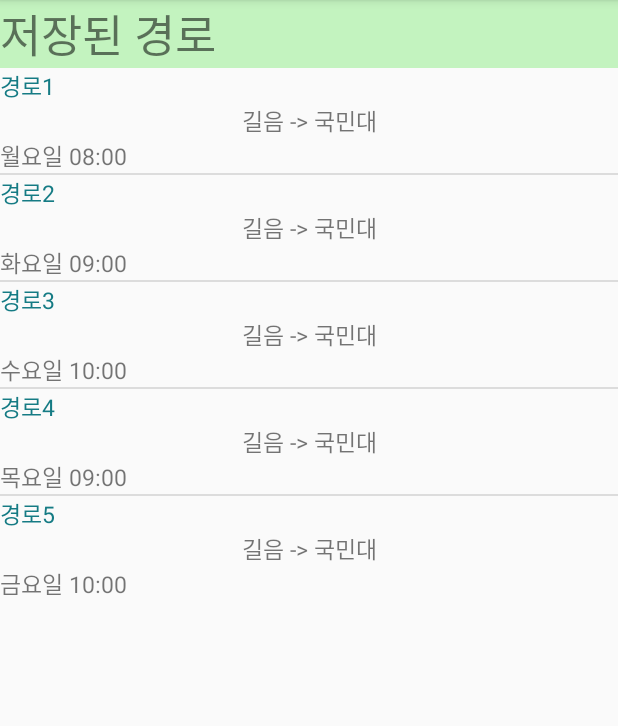
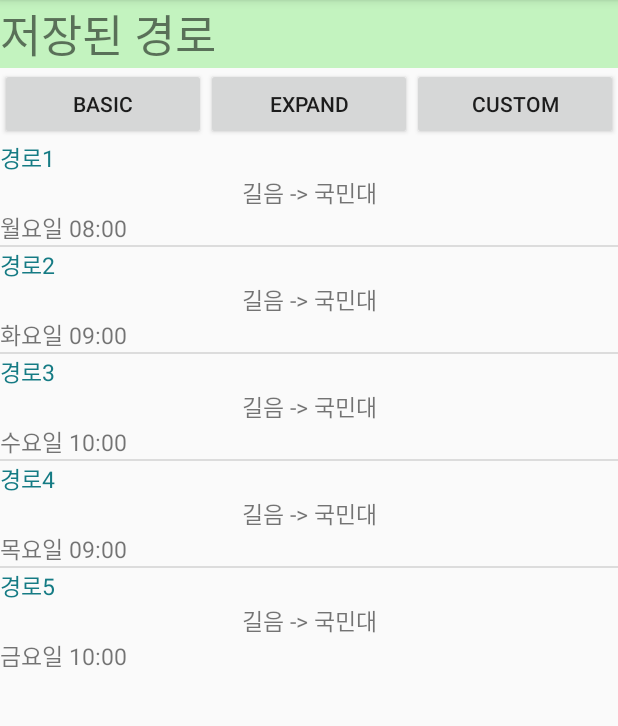
Before and after one commit to royeom/hodadak, an Android app: the screen it shows after launch (MainActivity), on a phone screen of 412 x 824 dp, the part 84-810 px from its top. Run offline under Robolectric (Android 15) with nearby library versions, the light colour scheme and no system bars.

Commit message:
Basic Notifcation structure

```diff
--- a/app/src/main/res/layout/activity_main.xml
+++ b/app/src/main/res/layout/activity_main.xml
@@ -19,6 +19,30 @@
         app:layout_constraintRight_toRightOf="parent"
         app:layout_constraintTop_toTopOf="parent" />
 
+    <LinearLayout
+        android:layout_width="match_parent"
+        android:layout_height="wrap_content"
+        android:orientation="horizontal">
+        <Button
+            android:layout_width="match_parent"
+            android:layout_height="wrap_content"
+            android:layout_weight="1"
+            android:id="@+id/basicBtn"
+            android:text="Basic"/>
+        <Button
+            android:layout_width="match_parent"
+            android:layout_height="wrap_content"
+            android:layout_weight="1"
+            android:id="@+id/expandedBtn"
+            android:text="Expand"/>
+        <Button
+            android:layout_width="match_parent"
+            android:layout_height="wrap_content"
+            android:layout_weight="1"
+            android:id="@+id/customBtn"
+            android:text="Custom"/>
+    </LinearLayout>
+
     <ListView
         android:layout_width="match_parent"
         android:layout_height="wrap_content"
```
Also changed, not shown: app/src/main/java/startup/project/com/hodadak/MainActivity.java (+113 -0 lines), app/src/main/res/layout/custom_notification.xml (added, +27 -0 lines).
